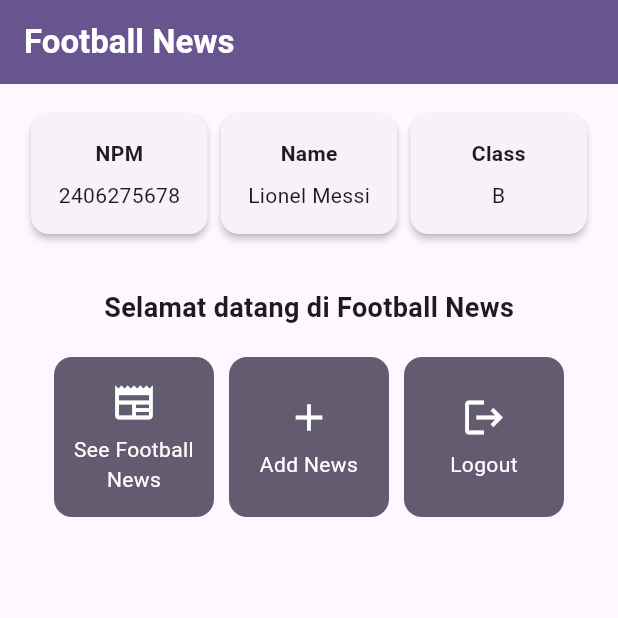
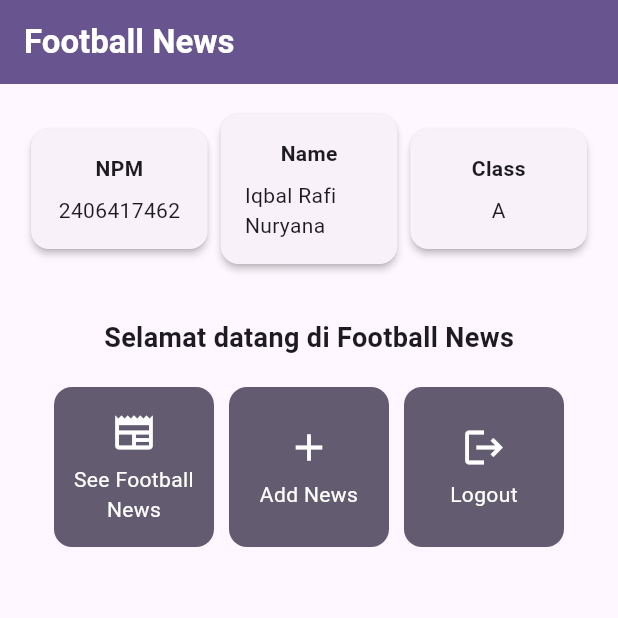
Before and after one commit to BolFengxi/football-news-mobile, a Flutter app: the screen it shows after launch, on a phone screen of 412 x 824 dp, the top half of it. Run offline on Flutter 3.47's test engine with Material 3 defaults, Android fonts, the phone set to English and light mode, and no system bars.

Commit message:
Ganti nama, npm, dan kelas

```diff
--- a/lib/menu.dart
+++ b/lib/menu.dart
@@ -3,9 +3,9 @@ import 'package:flutter/material.dart';
 class MyHomePage extends StatelessWidget {
   MyHomePage({super.key});
 
-  final String nama = "Lionel Messi"; //nama
-  final String npm = "2406275678"; //npm
-  final String kelas = "B"; //kelas
+  final String nama = "Iqbal Rafi Nuryana"; //nama
+  final String npm = "2406417462"; //npm
+  final String kelas = "A"; //kelas
 
   final List<ItemHomepage> items = [
     ItemHomepage("See Football News", Icons.newspaper),
```
